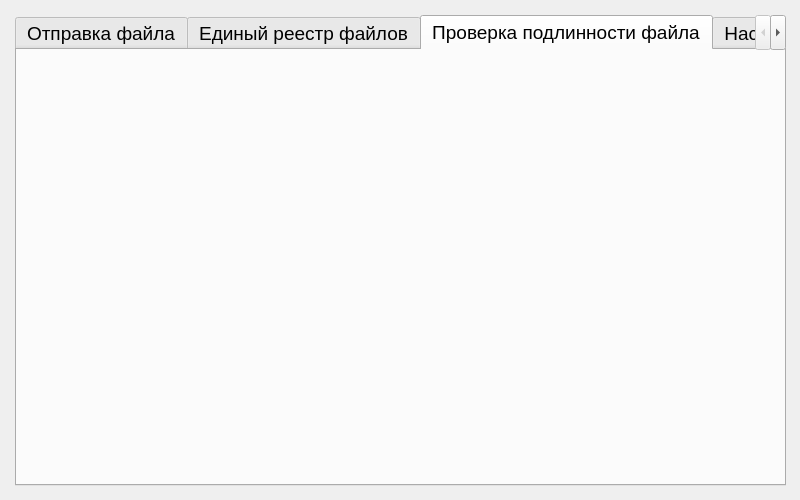
This is src/ui/main_window.ui in FoKey-Junior/Blockchain as Qt 5 draws it before an edit. The edited form follows.
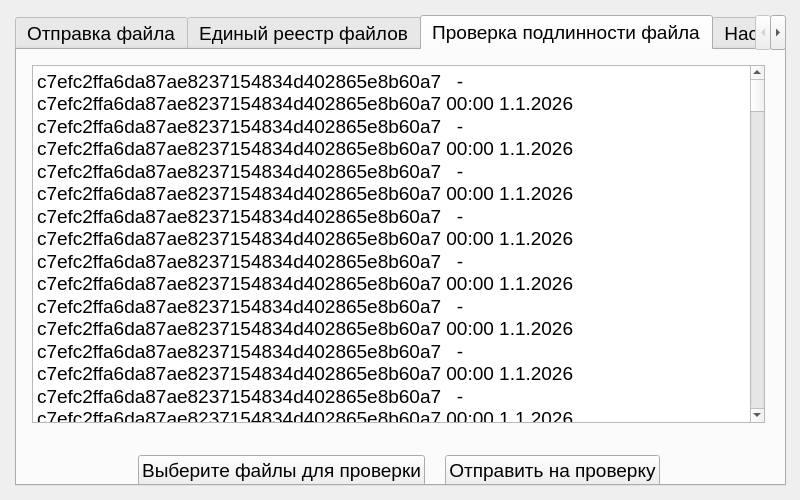
This is the edited form. The open tabs and pages were chosen to show the change.

Patch:
```diff
--- a/src/ui/main_window.ui
+++ b/src/ui/main_window.ui
@@ -312,6 +312,217 @@
        <attribute name="title">
         <string>Проверка подлинности файла</string>
        </attribute>
+       <widget class="QWidget" name="verticalLayoutWidget_4">
+        <property name="geometry">
+         <rect>
+          <x>0</x>
+          <y>0</y>
+          <width>773</width>
+          <height>451</height>
+         </rect>
+        </property>
+        <layout class="QVBoxLayout" name="verticalLayout_4">
+         <property name="spacing">
+          <number>0</number>
+         </property>
+         <property name="leftMargin">
+          <number>15</number>
+         </property>
+         <property name="topMargin">
+          <number>15</number>
+         </property>
+         <property name="rightMargin">
+          <number>25</number>
+         </property>
+         <property name="bottomMargin">
+          <number>15</number>
+         </property>
+         <item>
+          <widget class="QTextBrowser" name="textBrowser_4">
+           <property name="html">
+            <string>&lt;!DOCTYPE HTML PUBLIC &quot;-//W3C//DTD HTML 4.0//EN&quot; &quot;http://www.w3.org/TR/REC-html40/strict.dtd&quot;&gt;
+&lt;html&gt;&lt;head&gt;&lt;meta name=&quot;qrichtext&quot; content=&quot;1&quot; /&gt;&lt;meta charset=&quot;utf-8&quot; /&gt;&lt;style type=&quot;text/css&quot;&gt;
+p, li { white-space: pre-wrap; }
+hr { height: 1px; border-width: 0; }
+li.unchecked::marker { content: &quot;\2610&quot;; }
+li.checked::marker { content: &quot;\2612&quot;; }
+&lt;/style&gt;&lt;/head&gt;&lt;body style=&quot; font-family:'Arial'; font-size:14pt; font-weight:400; font-style:normal;&quot;&gt;
+&lt;p style=&quot; margin-top:0px; margin-bottom:0px; margin-left:0px; margin-right:0px; -qt-block-indent:0; text-indent:0px;&quot;&gt;c7efc2ffa6da87ae8237154834d402865e8b60a7   -   c7efc2ffa6da87ae8237154834d402865e8b60a7 00:00 1.1.2026&lt;/p&gt;
+&lt;p style=&quot; margin-top:0px; margin-bottom:0px; margin-left:0px; margin-right:0px; -qt-block-indent:0; text-indent:0px;&quot;&gt;c7efc2ffa6da87ae8237154834d402865e8b60a7   -   c7efc2ffa6da87ae8237154834d402865e8b60a7 00:00 1.1.2026&lt;/p&gt;
+&lt;p style=&quot; margin-top:0px; margin-bottom:0px; margin-left:0px; margin-right:0px; -qt-block-indent:0; text-indent:0px;&quot;&gt;c7efc2ffa6da87ae8237154834d402865e8b60a7   -   c7efc2ffa6da87ae8237154834d402865e8b60a7 00:00 1.1.2026&lt;/p&gt;
+&lt;p style=&quot; margin-top:0px; margin-bottom:0px; margin-left:0px; margin-right:0px; -qt-block-indent:0; text-indent:0px;&quot;&gt;c7efc2ffa6da87ae8237154834d402865e8b60a7   -   c7efc2ffa6da87ae8237154834d402865e8b60a7 00:00 1.1.2026&lt;/p&gt;
+&lt;p style=&quot; margin-top:0px; margin-bottom:0px; margin-left:0px; margin-right:0px; -qt-block-indent:0; text-indent:0px;&quot;&gt;c7efc2ffa6da87ae8237154834d402865e8b60a7   -   c7efc2ffa6da87ae8237154834d402865e8b60a7 00:00 1.1.2026&lt;/p&gt;
+&lt;p style=&quot; margin-top:0px; margin-bottom:0px; margin-left:0px; margin-right:0px; -qt-block-indent:0; text-indent:0px;&quot;&gt;c7efc2ffa6da87ae8237154834d402865e8b60a7   -   c7efc2ffa6da87ae8237154834d402865e8b60a7 00:00 1.1.2026&lt;/p&gt;
+&lt;p style=&quot; margin-top:0px; margin-bottom:0px; margin-left:0px; margin-right:0px; -qt-block-indent:0; text-indent:0px;&quot;&gt;c7efc2ffa6da87ae8237154834d402865e8b60a7   -   c7efc2ffa6da87ae8237154834d402865e8b60a7 00:00 1.1.2026&lt;/p&gt;
+&lt;p style=&quot; margin-top:0px; margin-bottom:0px; margin-left:0px; margin-right:0px; -qt-block-indent:0; text-indent:0px;&quot;&gt;c7efc2ffa6da87ae8237154834d402865e8b60a7   -   c7efc2ffa6da87ae8237154834d402865e8b60a7 00:00 1.1.2026&lt;/p&gt;
+&lt;p style=&quot; margin-top:0px; margin-bottom:0px; margin-left:0px; margin-right:0px; -qt-block-indent:0; text-indent:0px;&quot;&gt;c7efc2ffa6da87ae8237154834d402865e8b60a7   -   c7efc2ffa6da87ae8237154834d402865e8b60a7 00:00 1.1.2026&lt;/p&gt;
+&lt;p style=&quot; margin-top:0px; margin-bottom:0px; margin-left:0px; margin-right:0px; -qt-block-indent:0; text-indent:0px;&quot;&gt;c7efc2ffa6da87ae8237154834d402865e8b60a7   -   c7efc2ffa6da87ae8237154834d402865e8b60a7 00:00 1.1.2026&lt;/p&gt;
+&lt;p style=&quot; margin-top:0px; margin-bottom:0px; margin-left:0px; margin-right:0px; -qt-block-indent:0; text-indent:0px;&quot;&gt;c7efc2ffa6da87ae8237154834d402865e8b60a7   -   c7efc2ffa6da87ae8237154834d402865e8b60a7 00:00 1.1.2026&lt;/p&gt;
+&lt;p style=&quot; margin-top:0px; margin-bottom:0px; margin-left:0px; margin-right:0px; -qt-block-indent:0; text-indent:0px;&quot;&gt;c7efc2ffa6da87ae8237154834d402865e8b60a7   -   c7efc2ffa6da87ae8237154834d402865e8b60a7 00:00 1.1.2026&lt;/p&gt;
+&lt;p style=&quot; margin-top:0px; margin-bottom:0px; margin-left:0px; margin-right:0px; -qt-block-indent:0; text-indent:0px;&quot;&gt;c7efc2ffa6da87ae8237154834d402865e8b60a7   -   c7efc2ffa6da87ae8237154834d402865e8b60a7 00:00 1.1.2026&lt;/p&gt;
+&lt;p style=&quot; margin-top:0px; margin-bottom:0px; margin-left:0px; margin-right:0px; -qt-block-indent:0; text-indent:0px;&quot;&gt;c7efc2ffa6da87ae8237154834d402865e8b60a7   -   c7efc2ffa6da87ae8237154834d402865e8b60a7 00:00 1.1.2026&lt;/p&gt;
+&lt;p style=&quot; margin-top:0px; margin-bottom:0px; margin-left:0px; margin-right:0px; -qt-block-indent:0; text-indent:0px;&quot;&gt;c7efc2ffa6da87ae8237154834d402865e8b60a7   -   c7efc2ffa6da87ae8237154834d402865e8b60a7 00:00 1.1.2026&lt;/p&gt;
+&lt;p style=&quot; margin-top:0px; margin-bottom:0px; margin-left:0px; margin-right:0px; -qt-block-indent:0; text-indent:0px;&quot;&gt;c7efc2ffa6da87ae8237154834d402865e8b60a7   -   c7efc2ffa6da87ae8237154834d402865e8b60a7 00:00 1.1.2026&lt;/p&gt;
+&lt;p style=&quot; margin-top:0px; margin-bottom:0px; margin-left:0px; margin-right:0px; -qt-block-indent:0; text-indent:0px;&quot;&gt;c7efc2ffa6da87ae8237154834d402865e8b60a7   -   c7efc2ffa6da87ae8237154834d402865e8b60a7 00:00 1.1.2026&lt;/p&gt;
+&lt;p style=&quot; margin-top:0px; margin-bottom:0px; margin-left:0px; margin-right:0px; -qt-block-indent:0; text-indent:0px;&quot;&gt;c7efc2ffa6da87ae8237154834d402865e8b60a7   -   c7efc2ffa6da87ae8237154834d402865e8b60a7 00:00 1.1.2026&lt;/p&gt;
+&lt;p style=&quot; margin-top:0px; margin-bottom:0px; margin-left:0px; margin-right:0px; -qt-block-indent:0; text-indent:0px;&quot;&gt;c7efc2ffa6da87ae8237154834d402865e8b60a7   -   c7efc2ffa6da87ae8237154834d402865e8b60a7 00:00 1.1.2026&lt;/p&gt;
+&lt;p style=&quot; margin-top:0px; margin-bottom:0px; margin-left:0px; margin-right:0px; -qt-block-indent:0; text-indent:0px;&quot;&gt;c7efc2ffa6da87ae8237154834d402865e8b60a7   -   c7efc2ffa6da87ae8237154834d402865e8b60a7 00:00 1.1.2026&lt;/p&gt;
+&lt;p style=&quot; margin-top:0px; margin-bottom:0px; margin-left:0px; margin-right:0px; -qt-block-indent:0; text-indent:0px;&quot;&gt;c7efc2ffa6da87ae8237154834d402865e8b60a7   -   c7efc2ffa6da87ae8237154834d402865e8b60a7 00:00 1.1.2026&lt;/p&gt;
+&lt;p style=&quot; margin-top:0px; margin-bottom:0px; margin-left:0px; margin-right:0px; -qt-block-indent:0; text-indent:0px;&quot;&gt;c7efc2ffa6da87ae8237154834d402865e8b60a7   -   c7efc2ffa6da87ae8237154834d402865e8b60a7 00:00 1.1.2026&lt;/p&gt;
+&lt;p style=&quot; margin-top:0px; margin-bottom:0px; margin-left:0px; margin-right:0px; -qt-block-indent:0; text-indent:0px;&quot;&gt;c7efc2ffa6da87ae8237154834d402865e8b60a7   -   c7efc2ffa6da87ae8237154834d402865e8b60a7 00:00 1.1.2026&lt;/p&gt;
+&lt;p style=&quot; margin-top:0px; margin-bottom:0px; margin-left:0px; margin-right:0px; -qt-block-indent:0; text-indent:0px;&quot;&gt;c7efc2ffa6da87ae8237154834d402865e8b60a7   -   c7efc2ffa6da87ae8237154834d402865e8b60a7 00:00 1.1.2026&lt;/p&gt;
+&lt;p style=&quot; margin-top:0px; margin-bottom:0px; margin-left:0px; margin-right:0px; -qt-block-indent:0; text-indent:0px;&quot;&gt;c7efc2ffa6da87ae8237154834d402865e8b60a7   -   c7efc2ffa6da87ae8237154834d402865e8b60a7 00:00 1.1.2026&lt;/p&gt;
+&lt;p style=&quot; margin-top:0px; margin-bottom:0px; margin-left:0px; margin-right:0px; -qt-block-indent:0; text-indent:0px;&quot;&gt;c7efc2ffa6da87ae8237154834d402865e8b60a7   -   c7efc2ffa6da87ae8237154834d402865e8b60a7 00:00 1.1.2026&lt;/p&gt;
+&lt;p style=&quot; margin-top:0px; margin-bottom:0px; margin-left:0px; margin-right:0px; -qt-block-indent:0; text-indent:0px;&quot;&gt;c7efc2ffa6da87ae8237154834d402865e8b60a7   -   c7efc2ffa6da87ae8237154834d402865e8b60a7 00:00 1.1.2026&lt;/p&gt;
+&lt;p style=&quot; margin-top:0px; margin-bottom:0px; margin-left:0px; margin-right:0px; -qt-block-indent:0; text-indent:0px;&quot;&gt;c7efc2ffa6da87ae8237154834d402865e8b60a7   -   c7efc2ffa6da87ae8237154834d402865e8b60a7 00:00 1.1.2026&lt;/p&gt;
+&lt;p style=&quot; margin-top:0px; margin-bottom:0px; margin-left:0px; margin-right:0px; -qt-block-indent:0; text-indent:0px;&quot;&gt;c7efc2ffa6da87ae8237154834d402865e8b60a7   -   c7efc2ffa6da87ae8237154834d402865e8b60a7 00:00 1.1.2026&lt;/p&gt;
+&lt;p style=&quot; margin-top:0px; margin-bottom:0px; margin-left:0px; margin-right:0px; -qt-block-indent:0; text-indent:0px;&quot;&gt;c7efc2ffa6da87ae8237154834d402865e8b60a7   -   c7efc2ffa6da87ae8237154834d402865e8b60a7 00:00 1.1.2026&lt;/p&gt;
+&lt;p style=&quot; margin-top:0px; margin-bottom:0px; margin-left:0px; margin-right:0px; -qt-block-indent:0; text-indent:0px;&quot;&gt;c7efc2ffa6da87ae8237154834d402865e8b60a7   -   c7efc2ffa6da87ae8237154834d402865e8b60a7 00:00 1.1.2026&lt;/p&gt;
+&lt;p style=&quot; margin-top:0px; margin-bottom:0px; margin-left:0px; margin-right:0px; -qt-block-indent:0; text-indent:0px;&quot;&gt;c7efc2ffa6da87ae8237154834d402865e8b60a7   -   c7efc2ffa6da87ae8237154834d402865e8b60a7 00:00 1.1.2026&lt;/p&gt;
+&lt;p style=&quot; margin-top:0px; margin-bottom:0px; margin-left:0px; margin-right:0px; -qt-block-indent:0; text-indent:0px;&quot;&gt;c7efc2ffa6da87ae8237154834d402865e8b60a7   -   c7efc2ffa6da87ae8237154834d402865e8b60a7 00:00 1.1.2026&lt;/p&gt;
+&lt;p style=&quot; margin-top:0px; margin-bottom:0px; margin-left:0px; margin-right:0px; -qt-block-indent:0; text-indent:0px;&quot;&gt;c7efc2ffa6da87ae8237154834d402865e8b60a7   -   c7efc2ffa6da87ae8237154834d402865e8b60a7 00:00 1.1.2026&lt;/p&gt;
+&lt;p style=&quot; margin-top:0px; margin-bottom:0px; margin-left:0px; margin-right:0px; -qt-block-indent:0; text-indent:0px;&quot;&gt;c7efc2ffa6da87ae8237154834d402865e8b60a7   -   c7efc2ffa6da87ae8237154834d402865e8b60a7 00:00 1.1.2026&lt;/p&gt;
+&lt;p style=&quot; margin-top:0px; margin-bottom:0px; margin-left:0px; margin-right:0px; -qt-block-indent:0; text-indent:0px;&quot;&gt;c7efc2ffa6da87ae8237154834d402865e8b60a7   -   c7efc2ffa6da87ae8237154834d402865e8b60a7 00:00 1.1.2026&lt;/p&gt;
+&lt;p style=&quot; margin-top:0px; margin-bottom:0px; margin-left:0px; margin-right:0px; -qt-block-indent:0; text-indent:0px;&quot;&gt;c7efc2ffa6da87ae8237154834d402865e8b60a7   -   c7efc2ffa6da87ae8237154834d402865e8b60a7 00:00 1.1.2026&lt;/p&gt;
+&lt;p style=&quot; margin-top:0px; margin-bottom:0px; margin-left:0px; margin-right:0px; -qt-block-indent:0; text-indent:0px;&quot;&gt;c7efc2ffa6da87ae8237154834d402865e8b60a7   -   c7efc2ffa6da87ae8237154834d402865e8b60a7 00:00 1.1.2026&lt;/p&gt;
+&lt;p style=&quot; margin-top:0px; margin-bottom:0px; margin-left:0px; margin-right:0px; -qt-block-indent:0; text-indent:0px;&quot;&gt;c7efc2ffa6da87ae8237154834d402865e8b60a7   -   c7efc2ffa6da87ae8237154834d402865e8b60a7 00:00 1.1.2026&lt;/p&gt;
+&lt;p style=&quot; margin-top:0px; margin-bottom:0px; margin-left:0px; margin-right:0px; -qt-block-indent:0; text-indent:0px;&quot;&gt;c7efc2ffa6da87ae8237154834d402865e8b60a7   -   c7efc2ffa6da87ae8237154834d402865e8b60a7 00:00 1.1.2026&lt;/p&gt;
+&lt;p style=&quot; margin-top:0px; margin-bottom:0px; margin-left:0px; margin-right:0px; -qt-block-indent:0; text-indent:0px;&quot;&gt;c7efc2ffa6da87ae8237154834d402865e8b60a7   -   c7efc2ffa6da87ae8237154834d402865e8b60a7 00:00 1.1.2026&lt;/p&gt;
+&lt;p style=&quot; margin-top:0px; margin-bottom:0px; margin-left:0px; margin-right:0px; -qt-block-indent:0; text-indent:0px;&quot;&gt;c7efc2ffa6da87ae8237154834d402865e8b60a7   -   c7efc2ffa6da87ae8237154834d402865e8b60a7 00:00 1.1.2026&lt;/p&gt;
+&lt;p style=&quot; margin-top:0px; margin-bottom:0px; margin-left:0px; margin-right:0px; -qt-block-indent:0; text-indent:0px;&quot;&gt;c7efc2ffa6da87ae8237154834d402865e8b60a7   -   c7efc2ffa6da87ae8237154834d402865e8b60a7 00:00 1.1.2026&lt;/p&gt;
+&lt;p style=&quot; margin-top:0px; margin-bottom:0px; margin-left:0px; margin-right:0px; -qt-block-indent:0; text-indent:0px;&quot;&gt;c7efc2ffa6da87ae8237154834d402865e8b60a7   -   c7efc2ffa6da87ae8237154834d402865e8b60a7 00:00 1.1.2026&lt;/p&gt;
+&lt;p style=&quot; margin-top:0px; margin-bottom:0px; margin-left:0px; margin-right:0px; -qt-block-indent:0; text-indent:0px;&quot;&gt;c7efc2ffa6da87ae8237154834d402865e8b60a7   -   c7efc2ffa6da87ae8237154834d402865e8b60a7 00:00 1.1.2026&lt;/p&gt;
+&lt;p style=&quot; margin-top:0px; margin-bottom:0px; margin-left:0px; margin-right:0px; -qt-block-indent:0; text-indent:0px;&quot;&gt;c7efc2ffa6da87ae8237154834d402865e8b60a7   -   c7efc2ffa6da87ae8237154834d402865e8b60a7 00:00 1.1.2026&lt;/p&gt;
+&lt;p style=&quot; margin-top:0px; margin-bottom:0px; margin-left:0px; margin-right:0px; -qt-block-indent:0; text-indent:0px;&quot;&gt;c7efc2ffa6da87ae8237154834d402865e8b60a7   -   c7efc2ffa6da87ae8237154834d402865e8b60a7 00:00 1.1.2026&lt;/p&gt;
+&lt;p style=&quot; margin-top:0px; margin-bottom:0px; margin-left:0px; margin-right:0px; -qt-block-indent:0; text-indent:0px;&quot;&gt;c7efc2ffa6da87ae8237154834d402865e8b60a7   -   c7efc2ffa6da87ae8237154834d402865e8b60a7 00:00 1.1.2026&lt;/p&gt;
+&lt;p style=&quot; margin-top:0px; margin-bottom:0px; margin-left:0px; margin-right:0px; -qt-block-indent:0; text-indent:0px;&quot;&gt;c7efc2ffa6da87ae8237154834d402865e8b60a7   -   c7efc2ffa6da87ae8237154834d402865e8b60a7 00:00 1.1.2026&lt;/p&gt;
+&lt;p style=&quot; margin-top:0px; margin-bottom:0px; margin-left:0px; margin-right:0px; -qt-block-indent:0; text-indent:0px;&quot;&gt;c7efc2ffa6da87ae8237154834d402865e8b60a7   -   c7efc2ffa6da87ae8237154834d402865e8b60a7 00:00 1.1.2026&lt;/p&gt;
+&lt;p style=&quot; margin-top:0px; margin-bottom:0px; margin-left:0px; margin-right:0px; -qt-block-indent:0; text-indent:0px;&quot;&gt;c7efc2ffa6da87ae8237154834d402865e8b60a7   -   c7efc2ffa6da87ae8237154834d402865e8b60a7 00:00 1.1.2026&lt;/p&gt;
+&lt;p style=&quot; margin-top:0px; margin-bottom:0px; margin-left:0px; margin-right:0px; -qt-block-indent:0; text-indent:0px;&quot;&gt;c7efc2ffa6da87ae8237154834d402865e8b60a7   -   c7efc2ffa6da87ae8237154834d402865e8b60a7 00:00 1.1.2026&lt;/p&gt;
+&lt;p style=&quot; margin-top:0px; margin-bottom:0px; margin-left:0px; margin-right:0px; -qt-block-indent:0; text-indent:0px;&quot;&gt;c7efc2ffa6da87ae8237154834d402865e8b60a7   -   c7efc2ffa6da87ae8237154834d402865e8b60a7 00:00 1.1.2026&lt;/p&gt;
+&lt;p style=&quot; margin-top:0px; margin-bottom:0px; margin-left:0px; margin-right:0px; -qt-block-indent:0; text-indent:0px;&quot;&gt;c7efc2ffa6da87ae8237154834d402865e8b60a7   -   c7efc2ffa6da87ae8237154834d402865e8b60a7 00:00 1.1.2026&lt;/p&gt;
+&lt;p style=&quot; margin-top:0px; margin-bottom:0px; margin-left:0px; margin-right:0px; -qt-block-indent:0; text-indent:0px;&quot;&gt;c7efc2ffa6da87ae8237154834d402865e8b60a7   -   c7efc2ffa6da87ae8237154834d402865e8b60a7 00:00 1.1.2026&lt;/p&gt;
+&lt;p style=&quot; margin-top:0px; margin-bottom:0px; margin-left:0px; margin-right:0px; -qt-block-indent:0; text-indent:0px;&quot;&gt;c7efc2ffa6da87ae8237154834d402865e8b60a7   -   c7efc2ffa6da87ae8237154834d402865e8b60a7 00:00 1.1.2026&lt;/p&gt;
+&lt;p style=&quot; margin-top:0px; margin-bottom:0px; margin-left:0px; margin-right:0px; -qt-block-indent:0; text-indent:0px;&quot;&gt;c7efc2ffa6da87ae8237154834d402865e8b60a7   -   c7efc2ffa6da87ae8237154834d402865e8b60a7 00:00 1.1.2026&lt;/p&gt;
+&lt;p style=&quot; margin-top:0px; margin-bottom:0px; margin-left:0px; margin-right:0px; -qt-block-indent:0; text-indent:0px;&quot;&gt;c7efc2ffa6da87ae8237154834d402865e8b60a7   -   c7efc2ffa6da87ae8237154834d402865e8b60a7 00:00 1.1.2026&lt;/p&gt;
+&lt;p style=&quot; margin-top:0px; margin-bottom:0px; margin-left:0px; margin-right:0px; -qt-block-indent:0; text-indent:0px;&quot;&gt;c7efc2ffa6da87ae8237154834d402865e8b60a7   -   c7efc2ffa6da87ae8237154834d402865e8b60a7 00:00 1.1.2026&lt;/p&gt;
+&lt;p style=&quot; margin-top:0px; margin-bottom:0px; margin-left:0px; margin-right:0px; -qt-block-indent:0; text-indent:0px;&quot;&gt;c7efc2ffa6da87ae8237154834d402865e8b60a7   -   c7efc2ffa6da87ae8237154834d402865e8b60a7 00:00 1.1.2026&lt;/p&gt;
+&lt;p style=&quot; margin-top:0px; margin-bottom:0px; margin-left:0px; margin-right:0px; -qt-block-indent:0; text-indent:0px;&quot;&gt;c7efc2ffa6da87ae8237154834d402865e8b60a7   -   c7efc2ffa6da87ae8237154834d402865e8b60a7 00:00 1.1.2026&lt;/p&gt;
+&lt;p style=&quot; margin-top:0px; margin-bottom:0px; margin-left:0px; margin-right:0px; -qt-block-indent:0; text-indent:0px;&quot;&gt;c7efc2ffa6da87ae8237154834d402865e8b60a7   -   c7efc2ffa6da87ae8237154834d402865e8b60a7 00:00 1.1.2026&lt;/p&gt;
+&lt;p style=&quot; margin-top:0px; margin-bottom:0px; margin-left:0px; margin-right:0px; -qt-block-indent:0; text-indent:0px;&quot;&gt;c7efc2ffa6da87ae8237154834d402865e8b60a7   -   c7efc2ffa6da87ae8237154834d402865e8b60a7 00:00 1.1.2026&lt;/p&gt;
+&lt;p style=&quot; margin-top:0px; margin-bottom:0px; margin-left:0px; margin-right:0px; -qt-block-indent:0; text-indent:0px;&quot;&gt;c7efc2ffa6da87ae8237154834d402865e8b60a7   -   c7efc2ffa6da87ae8237154834d402865e8b60a7 00:00 1.1.2026&lt;/p&gt;
+&lt;p style=&quot; margin-top:0px; margin-bottom:0px; margin-left:0px; margin-right:0px; -qt-block-indent:0; text-indent:0px;&quot;&gt;c7efc2ffa6da87ae8237154834d402865e8b60a7   -   c7efc2ffa6da87ae8237154834d402865e8b60a7 00:00 1.1.2026&lt;/p&gt;
+&lt;p style=&quot; margin-top:0px; margin-bottom:0px; margin-left:0px; margin-right:0px; -qt-block-indent:0; text-indent:0px;&quot;&gt;c7efc2ffa6da87ae8237154834d402865e8b60a7   -   c7efc2ffa6da87ae8237154834d402865e8b60a7 00:00 1.1.2026&lt;/p&gt;
+&lt;p style=&quot; margin-top:0px; margin-bottom:0px; margin-left:0px; margin-right:0px; -qt-block-indent:0; text-indent:0px;&quot;&gt;c7efc2ffa6da87ae8237154834d402865e8b60a7   -   c7efc2ffa6da87ae8237154834d402865e8b60a7 00:00 1.1.2026&lt;/p&gt;
+&lt;p style=&quot; margin-top:0px; margin-bottom:0px; margin-left:0px; margin-right:0px; -qt-block-indent:0; text-indent:0px;&quot;&gt;c7efc2ffa6da87ae8237154834d402865e8b60a7   -   c7efc2ffa6da87ae8237154834d402865e8b60a7 00:00 1.1.2026&lt;/p&gt;
+&lt;p style=&quot; margin-top:0px; margin-bottom:0px; margin-left:0px; margin-right:0px; -qt-block-indent:0; text-indent:0px;&quot;&gt;c7efc2ffa6da87ae8237154834d402865e8b60a7   -   c7efc2ffa6da87ae8237154834d402865e8b60a7 00:00 1.1.2026&lt;/p&gt;
+&lt;p style=&quot; margin-top:0px; margin-bottom:0px; margin-left:0px; margin-right:0px; -qt-block-indent:0; text-indent:0px;&quot;&gt;c7efc2ffa6da87ae8237154834d402865e8b60a7   -   c7efc2ffa6da87ae8237154834d402865e8b60a7 00:00 1.1.2026&lt;/p&gt;
+&lt;p style=&quot; margin-top:0px; margin-bottom:0px; margin-left:0px; margin-right:0px; -qt-block-indent:0; text-indent:0px;&quot;&gt;c7efc2ffa6da87ae8237154834d402865e8b60a7   -   c7efc2ffa6da87ae8237154834d402865e8b60a7 00:00 1.1.2026&lt;/p&gt;
+&lt;p style=&quot; margin-top:0px; margin-bottom:0px; margin-left:0px; margin-right:0px; -qt-block-indent:0; text-indent:0px;&quot;&gt;c7efc2ffa6da87ae8237154834d402865e8b60a7   -   c7efc2ffa6da87ae8237154834d402865e8b60a7 00:00 1.1.2026&lt;/p&gt;
+&lt;p style=&quot; margin-top:0px; margin-bottom:0px; margin-left:0px; margin-right:0px; -qt-block-indent:0; text-indent:0px;&quot;&gt;c7efc2ffa6da87ae8237154834d402865e8b60a7   -   c7efc2ffa6da87ae8237154834d402865e8b60a7 00:00 1.1.2026&lt;/p&gt;
+&lt;p style=&quot; margin-top:0px; margin-bottom:0px; margin-left:0px; margin-right:0px; -qt-block-indent:0; text-indent:0px;&quot;&gt;c7efc2ffa6da87ae8237154834d402865e8b60a7   -   c7efc2ffa6da87ae8237154834d402865e8b60a7 00:00 1.1.2026&lt;/p&gt;
+&lt;p style=&quot; margin-top:0px; margin-bottom:0px; margin-left:0px; margin-right:0px; -qt-block-indent:0; text-indent:0px;&quot;&gt;c7efc2ffa6da87ae8237154834d402865e8b60a7   -   c7efc2ffa6da87ae8237154834d402865e8b60a7 00:00 1.1.2026&lt;/p&gt;
+&lt;p style=&quot; margin-top:0px; margin-bottom:0px; margin-left:0px; margin-right:0px; -qt-block-indent:0; text-indent:0px;&quot;&gt;c7efc2ffa6da87ae8237154834d402865e8b60a7   -   c7efc2ffa6da87ae8237154834d402865e8b60a7 00:00 1.1.2026&lt;/p&gt;
+&lt;p style=&quot; margin-top:0px; margin-bottom:0px; margin-left:0px; margin-right:0px; -qt-block-indent:0; text-indent:0px;&quot;&gt;c7efc2ffa6da87ae8237154834d402865e8b60a7   -   c7efc2ffa6da87ae8237154834d402865e8b60a7 00:00 1.1.2026&lt;/p&gt;
+&lt;p style=&quot; margin-top:0px; margin-bottom:0px; margin-left:0px; margin-right:0px; -qt-block-indent:0; text-indent:0px;&quot;&gt;c7efc2ffa6da87ae8237154834d402865e8b60a7   -   c7efc2ffa6da87ae8237154834d402865e8b60a7 00:00 1.1.2026&lt;/p&gt;
+&lt;p style=&quot; margin-top:0px; margin-bottom:0px; margin-left:0px; margin-right:0px; -qt-block-indent:0; text-indent:0px;&quot;&gt;c7efc2ffa6da87ae8237154834d402865e8b60a7   -   c7efc2ffa6da87ae8237154834d402865e8b60a7 00:00 1.1.2026&lt;/p&gt;
+&lt;p style=&quot; margin-top:0px; margin-bottom:0px; margin-left:0px; margin-right:0px; -qt-block-indent:0; text-indent:0px;&quot;&gt;c7efc2ffa6da87ae8237154834d402865e8b60a7   -   c7efc2ffa6da87ae8237154834d402865e8b60a7 00:00 1.1.2026&lt;/p&gt;
+&lt;p style=&quot; margin-top:0px; margin-bottom:0px; margin-left:0px; margin-right:0px; -qt-block-indent:0; text-indent:0px;&quot;&gt;c7efc2ffa6da87ae8237154834d402865e8b60a7   -   c7efc2ffa6da87ae8237154834d402865e8b60a7 00:00 1.1.2026&lt;/p&gt;
+&lt;p style=&quot;-qt-paragraph-type:empty; margin-top:0px; margin-bottom:0px; margin-left:0px; margin-right:0px; -qt-block-indent:0; text-indent:0px;&quot;&gt;&lt;br /&gt;&lt;/p&gt;&lt;/body&gt;&lt;/html&gt;</string>
+           </property>
+          </widget>
+         </item>
+         <item>
+          <spacer name="verticalSpacer_4">
+           <property name="orientation">
+            <enum>Qt::Orientation::Vertical</enum>
+           </property>
+           <property name="sizeType">
+            <enum>QSizePolicy::Policy::Fixed</enum>
+           </property>
+           <property name="sizeHint" stdset="0">
+            <size>
+             <width>20</width>
+             <height>10</height>
+            </size>
+           </property>
+          </spacer>
+         </item>
+         <item>
+          <widget class="QLabel" name="label_2">
+           <property name="text">
+            <string/>
+           </property>
+           <property name="alignment">
+            <set>Qt::AlignmentFlag::AlignCenter</set>
+           </property>
+          </widget>
+         </item>
+         <item>
+          <layout class="QHBoxLayout" name="horizontalLayout_2">
+           <property name="spacing">
+            <number>0</number>
+           </property>
+           <item>
+            <spacer name="horizontalSpacer_7">
+             <property name="orientation">
+              <enum>Qt::Orientation::Horizontal</enum>
+             </property>
+             <property name="sizeHint" stdset="0">
+              <size>
+               <width>40</width>
+               <height>20</height>
+              </size>
+             </property>
+            </spacer>
+           </item>
+           <item>
+            <widget class="QPushButton" name="pushButton_2">
+             <property name="text">
+              <string>Выберите файлы для проверки</string>
+             </property>
+            </widget>
+           </item>
+           <item>
+            <spacer name="horizontalSpacer_9">
+             <property name="orientation">
+              <enum>Qt::Orientation::Horizontal</enum>
+             </property>
+             <property name="sizeType">
+              <enum>QSizePolicy::Policy::Fixed</enum>
+             </property>
+             <property name="sizeHint" stdset="0">
+              <size>
+               <width>20</width>
+               <height>20</height>
+              </size>
+             </property>
+            </spacer>
+           </item>
+           <item>
+            <widget class="QPushButton" name="pushButton">
+             <property name="text">
+              <string>Отправить на проверку</string>
+             </property>
+            </widget>
+           </item>
+           <item>
+            <spacer name="horizontalSpacer_8">
+             <property name="orientation">
+              <enum>Qt::Orientation::Horizontal</enum>
+             </property>
+             <property name="sizeHint" stdset="0">
+              <size>
+               <width>40</width>
+               <height>20</height>
+              </size>
+             </property>
+            </spacer>
+           </item>
+          </layout>
+         </item>
+        </layout>
+       </widget>
       </widget>
       <widget class="QWidget" name="tab_4">
        <attribute name="title">
```
Left out of the diff: 125 changed lines with no effect on the pictures.
